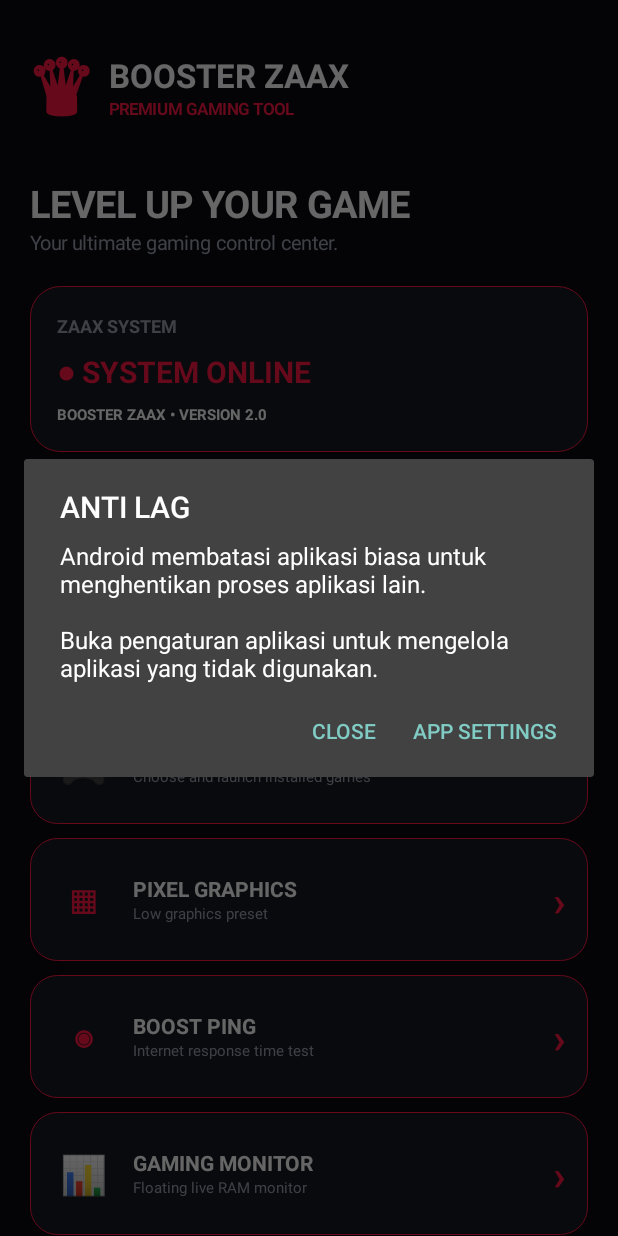
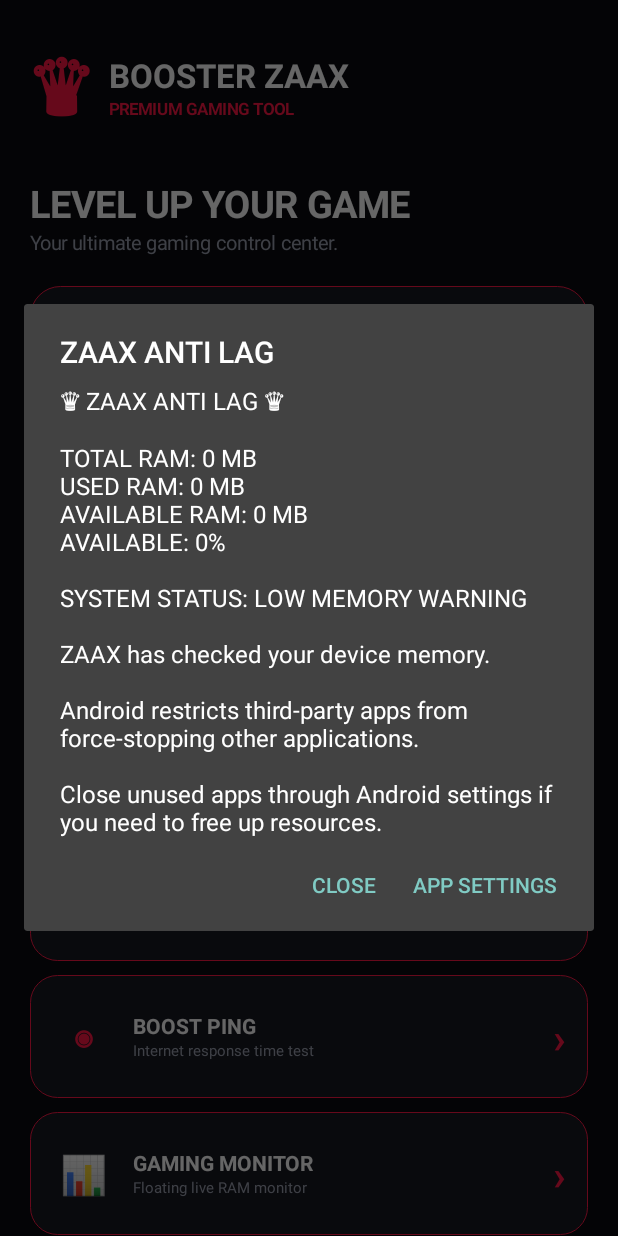
Before and after one commit to bg561/BOOSTER-ZAAXv, an Android app: the screen it shows after launch (MainActivity), after a tap on an icon or button, on a phone screen of 412 x 824 dp. Run offline under Robolectric (Android 15) with nearby library versions, the phone set to English and light mode, and no system bars.

Commit message:
Fix Anti Lag RAM Monitoring
Updated the antiLag method to check device memory and display a report instead of a static message.

```diff
--- a/app/src/main/java/com/zaax/booster/MainActivity.java
+++ b/app/src/main/java/com/zaax/booster/MainActivity.java
@@ -26,7 +26,6 @@ import android.widget.LinearLayout;
 import android.widget.ScrollView;
 import android.widget.TextView;
 import android.widget.Toast;
-
 import java.net.HttpURLConnection;
 import java.net.URL;
 import java.util.ArrayList;
@@ -66,7 +65,6 @@ public class MainActivity extends Activity {
 
         header();
         statusCard();
-
         section("PERFORMANCE TOOLS");
         feature("⚡", "ANTI LAG", "Gaming maintenance");
         feature("🎮", "BOOST GAME", "Choose and launch installed games");
@@ -96,9 +94,9 @@ public class MainActivity extends Activity {
         names.setPadding(dp(12), 0, 0, 0);
         names.addView(text("BOOSTER ZAAX", 22, WHITE, true));
         names.addView(text("PREMIUM GAMING TOOL", 11, RED, true));
+
         top.addView(names);
         main.addView(top);
-
         space(28);
         main.addView(text("LEVEL UP YOUR GAME", 25, WHITE, true));
         main.addView(text("Your ultimate gaming control center.", 13, GRAY, false));
@@ -148,6 +146,7 @@ public class MainActivity extends Activity {
         card.addView(details, new LinearLayout.LayoutParams(0, -1, 1));
         card.addView(text("›", 28, RED, true));
         card.setOnClickListener(v -> runFeature(name));
+
         main.addView(card, params);
     }
 
@@ -222,19 +221,76 @@ public class MainActivity extends Activity {
                 .show();
     }
 
+    // UPDATED ZAAX ANTI LAG
     private void antiLag() {
-        new AlertDialog.Builder(this)
-                .setTitle("ANTI LAG")
-                .setMessage("Android membatasi aplikasi biasa untuk menghentikan proses aplikasi lain.\n\n" +
-                        "Buka pengaturan aplikasi untuk mengelola aplikasi yang tidak digunakan.")
-                .setPositiveButton("APP SETTINGS",
-                        (d, w) -> openSettings(Settings.ACTION_APPLICATION_SETTINGS))
-                .setNegativeButton("CLOSE", null)
-                .show();
+        try {
+            ActivityManager manager =
+                    (ActivityManager) getSystemService(ACTIVITY_SERVICE);
+
+            if (manager == null) {
+                show("ZAAX ANTI LAG",
+                        "Memory service unavailable.");
+                return;
+            }
+
+            ActivityManager.MemoryInfo memory =
+                    new ActivityManager.MemoryInfo();
+
+            manager.getMemoryInfo(memory);
+
+            long total = memory.totalMem / 1048576;
+            long available = memory.availMem / 1048576;
+            long used = Math.max(0, total - available);
+
+            int percent = total > 0
+                    ? (int) (available * 100 / total)
+                    : 0;
+
+            String status;
+
+            if (memory.lowMemory || percent < 15) {
+                status = "LOW MEMORY WARNING";
+            } else if (percent < 30) {
+                status = "MEMORY MODERATE";
+            } else {
+                status = "MEMORY AVAILABLE";
+            }
+
+            String report =
+                    "♛ ZAAX ANTI LAG ♛\n\n" +
+                    "TOTAL RAM: " + total + " MB\n" +
+                    "USED RAM: " + used + " MB\n" +
+                    "AVAILABLE RAM: " + available + " MB\n" +
+                    "AVAILABLE: " + percent + "%\n\n" +
+                    "SYSTEM STATUS: " + status +
+                    "\n\n" +
+                    "ZAAX has checked your device memory." +
+                    "\n\n" +
+                    "Android restricts third-party apps " +
+                    "from force-stopping other applications." +
+                    "\n\n" +
+                    "Close unused apps through Android settings " +
+                    "if you need to free up resources.";
+
+            new AlertDialog.Builder(this)
+                    .setTitle("ZAAX ANTI LAG")
+                    .setMessage(report)
+                    .setPositiveButton("APP SETTINGS",
+                            (dialog, which) ->
+                                    openSettings(
+                                            Settings.ACTION_APPLICATION_SETTINGS))
+                    .setNegativeButton("CLOSE", null)
+                    .show();
+
+        } catch (Exception e) {
+            show("ZAAX ANTI LAG",
+                    "Unable to check device memory.");
+        }
     }
 
     private void chooseGame() {
         PackageManager pm = getPackageManager();
+
         Intent query = new Intent(Intent.ACTION_MAIN, null);
         query.addCategory(Intent.CATEGORY_LAUNCHER);
 
@@ -246,9 +302,11 @@ public class MainActivity extends Activity {
 
         for (android.content.pm.ResolveInfo app : apps) {
             String packageName = app.activityInfo.packageName;
+
             if (packageName.equals(getPackageName())) continue;
 
             Intent launch = pm.getLaunchIntentForPackage(packageName);
+
             if (launch != null) {
                 names.add(app.loadLabel(pm).toString());
                 launchIntents.add(launch);
@@ -298,6 +356,7 @@ public class MainActivity extends Activity {
                         "\nHTTP STATUS: " + response +
                         "\n\nIni adalah waktu respons ke server pengujian, " +
                         "bukan ping server Roblox.";
+
             } catch (Exception e) {
                 result = "Tes koneksi gagal atau timeout.\nPeriksa koneksi internet.";
             } finally {
@@ -305,8 +364,8 @@ public class MainActivity extends Activity {
             }
 
             final String output = result;
+            runOnUiThread(() -> show("BOOST PING", output));
 
-            runOnUiThread(() -> show("BOOST PING", output));
         }).start();
     }
 
@@ -323,6 +382,7 @@ public class MainActivity extends Activity {
                     })
                     .setNegativeButton("CANCEL", null)
                     .show();
+
             return;
         }
 
@@ -337,6 +397,7 @@ public class MainActivity extends Activity {
 
             Toast.makeText(this, "ZAAX MONITOR STARTING",
                     Toast.LENGTH_SHORT).show();
+
         } catch (Exception e) {
             show("MONITOR", "Tidak dapat memulai monitor.");
         }
@@ -354,6 +415,7 @@ public class MainActivity extends Activity {
 
             if (Build.VERSION.SDK_INT >= 23) {
                 Display.Mode[] modes = display.getSupportedModes();
+
                 info.append("\n\nSUPPORTED MODES:");
 
                 for (Display.Mode mode : modes) {
@@ -366,6 +428,7 @@ public class MainActivity extends Activity {
                             .append(" Hz");
                 }
             }
+
         } catch (Exception e) {
             info.append("Information unavailable.");
         }
@@ -379,6 +442,7 @@ public class MainActivity extends Activity {
 
         ActivityManager.MemoryInfo memory =
                 new ActivityManager.MemoryInfo();
+
         manager.getMemoryInfo(memory);
 
         String info =
@@ -435,6 +499,7 @@ public class MainActivity extends Activity {
                     "\nAVAILABLE STORAGE: " + formatGB(free);
 
             show("STORAGE INFORMATION", info);
+
         } catch (Exception e) {
             show("STORAGE INFORMATION", "Storage information unavailable.");
         }
```
